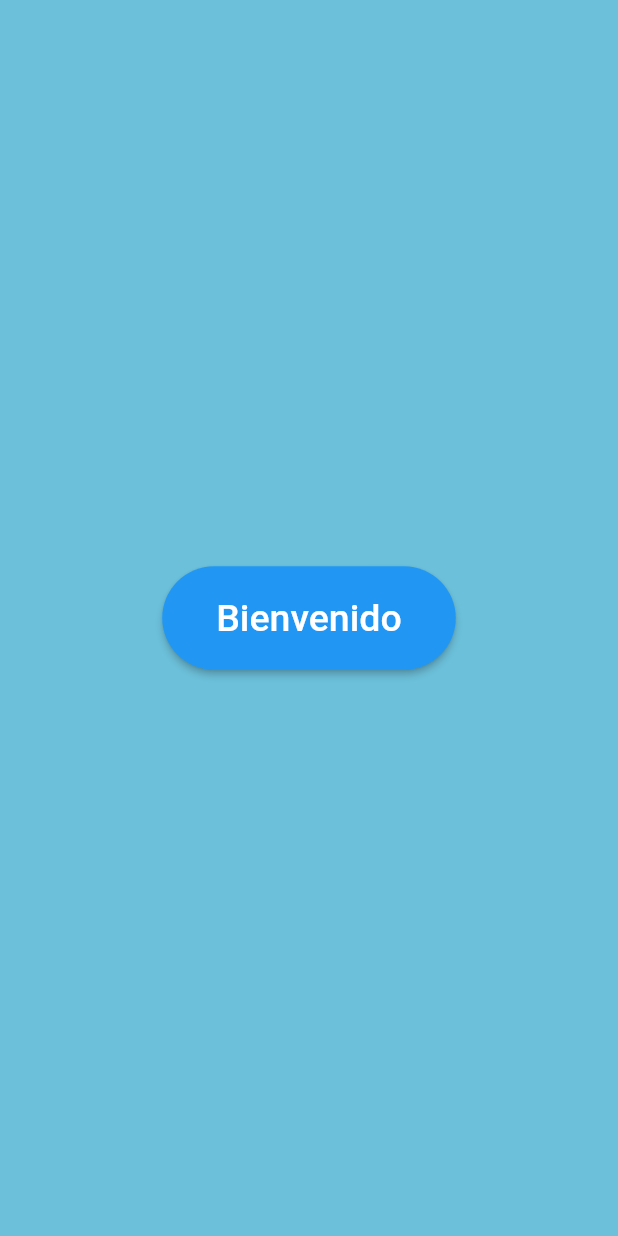
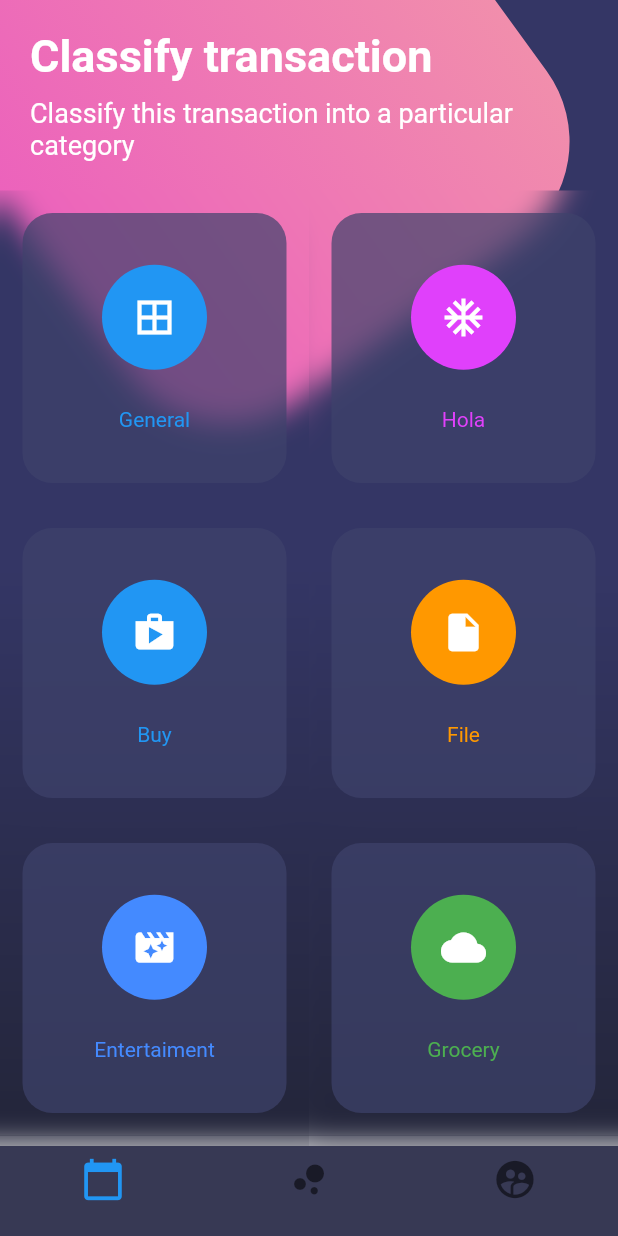
Before and after one commit to fmontalvoo/app_design, a Flutter app: the ScrollPage screen opened by its route, scrolled down 576 dp, after a tap on "Bienvenido", on a phone screen of 412 x 824 dp. Run offline on Flutter 3.47's test engine with Material 2 defaults, Android fonts, the phone set to English and light mode, and no system bars.

Commit message:
Curso flutter 137, 138, 139, 140, 141, 142

```diff
--- a/lib/main.dart
+++ b/lib/main.dart
@@ -1,23 +1,28 @@
 import 'package:flutter/material.dart';
+import 'package:flutter/services.dart';
 
 import 'package:app_design/src/pages/basic_design.dart';
 import 'package:app_design/src/pages/scroll_page.dart';
+import 'package:app_design/src/menu_page.dart';
 
 void main() => runApp(MyApp());
 
 class MyApp extends StatelessWidget {
   @override
   Widget build(BuildContext context) {
+    // SystemChrome.setSystemUIOverlayStyle(
+    //     SystemUiOverlayStyle.light.copyWith(statusBarColor: Colors.transparent));
+
     return MaterialApp(
       title: 'Flutter Demo',
       theme: ThemeData(
         primarySwatch: Colors.blue,
       ),
-      home: Center(),
-      initialRoute: 'scroll',
+      initialRoute: 'basico',
       routes: {
         'basico': (BuildContext context) => BasicDesign(),
         'scroll': (BuildContext context) => ScrollPage(),
+        'menu': (BuildContext context) => MenuPage(),
       },
     );
   }
--- /dev/null
+++ b/lib/src/menu_page.dart
@@ -0,0 +1,157 @@
+import 'dart:ui';
+import 'dart:math' as math;
+
+import 'package:flutter/material.dart';
+
+class MenuPage extends StatelessWidget {
+  @override
+  Widget build(BuildContext context) {
+    return Scaffold(
+      body: Stack(
+        children: <Widget>[
+          _background(context),
+          SingleChildScrollView(
+            child: Column(
+              children: <Widget>[_header(), _buttonMatrix()],
+            ),
+          )
+        ],
+      ),
+      bottomNavigationBar: _bottomNavigationBar(context),
+    );
+  }
+
+  Widget _header() {
+    return SafeArea(
+        child: Container(
+            padding: EdgeInsets.all(20.0),
+            child: Column(
+              crossAxisAlignment: CrossAxisAlignment.start,
+              children: <Widget>[
+                Text(
+                  'Classify transaction',
+                  style: TextStyle(
+                      color: Colors.white,
+                      fontSize: 30.0,
+                      fontWeight: FontWeight.bold),
+                ),
+                SizedBox(height: 10.0),
+                Text(
+                  'Classify this transaction into a particular category',
+                  style: TextStyle(color: Colors.white, fontSize: 18.0),
+                ),
+              ],
+            )));
+  }
+
+  Widget _background(BuildContext context) {
+    final size = MediaQuery.of(context).size;
+    final double lado = (500.0 * size.shortestSide) / 600.0;
+    final double top = (-90.0 * size.longestSide) / 760.0;
+
+    final gradiente = Container(
+      width: double.infinity,
+      height: double.infinity,
+      decoration: BoxDecoration(
+          gradient: LinearGradient(
+              begin: FractionalOffset(0.0, 0.5),
+              end: FractionalOffset(0.0, 1.0),
+              colors: [
+            Color.fromRGBO(52, 54, 101, 1.0),
+            Color.fromRGBO(35, 37, 57, 1.0)
+          ])),
+    );
+
+    final caja = Transform.rotate(
+      angle: -math.pi / 5,
+      child: Container(
+        width: lado,
+        height: lado,
+        decoration: BoxDecoration(
+            borderRadius: BorderRadius.circular(80.0),
+            gradient: LinearGradient(colors: [
+              Color.fromRGBO(236, 98, 188, 1.0),
+              Color.fromRGBO(241, 142, 172, 1.0)
+            ])),
+      ),
+    );
+
+    return Stack(
+      children: <Widget>[gradiente, Positioned(top: top, child: caja)],
+    );
+  }
+
+  Widget _bottomNavigationBar(BuildContext context) {
+    return Theme(
+      data: Theme.of(context).copyWith(
+          canvasColor: Color.fromRGBO(55, 57, 84, 1.0),
+          primaryColor: Colors.pinkAccent,
+          textTheme: Theme.of(context).textTheme.copyWith(
+              caption: TextStyle(color: Color.fromRGBO(116, 117, 152, 1.0)))),
+      child:
+          BottomNavigationBar(iconSize: 30.0, items: <BottomNavigationBarItem>[
+        BottomNavigationBarItem(
+            icon: Icon(Icons.calendar_today), title: Container()),
+        BottomNavigationBarItem(
+            icon: Icon(Icons.bubble_chart), title: Container()),
+        BottomNavigationBarItem(
+            icon: Icon(Icons.supervised_user_circle), title: Container()),
+      ]),
+    );
+  }
+
+  Widget _buttonMatrix() {
+    return Table(children: <TableRow>[
+      TableRow(children: <Widget>[
+        _button(Colors.blue, Icons.border_all, 'General'),
+        _button(Colors.purpleAccent, Icons.ac_unit, 'Hola')
+      ]),
+      TableRow(children: <Widget>[
+        _button(Colors.blue, Icons.shop, 'Buy'),
+        _button(Colors.orange, Icons.insert_drive_file, 'File')
+      ]),
+      TableRow(children: <Widget>[
+        _button(Colors.blueAccent, Icons.movie_filter, 'Entertaiment'),
+        _button(Colors.green, Icons.cloud, 'Grocery')
+      ]),
+      TableRow(children: <Widget>[
+        _button(Colors.red, Icons.collections, 'Photos'),
+        _button(Colors.teal, Icons.help_outline, 'Help')
+      ]),
+    ]);
+  }
+
+  Widget _button(Color color, IconData icon, String text) {
+    return ClipRRect(
+      child: BackdropFilter(
+        filter: ImageFilter.blur(sigmaX: 10.0, sigmaY: 10.0),
+        child: Container(
+          height: 180.0,
+          margin: EdgeInsets.all(15.0),
+          decoration: BoxDecoration(
+              color: Color.fromRGBO(62, 66, 107, .7),
+              borderRadius: BorderRadius.circular(20.0)),
+          child: Column(
+            mainAxisAlignment: MainAxisAlignment.center,
+            children: <Widget>[
+              CircleAvatar(
+                backgroundColor: color,
+                radius: 35.0,
+                child: Icon(
+                  icon,
+                  color: Colors.white,
+                  size: 30.0,
+                ),
+              ),
+              SizedBox(height: 25.0),
+              Text(
+                text,
+                style: TextStyle(color: color),
+              )
+            ],
+          ),
+        ),
+      ),
+    );
+  }
+}
--- a/lib/src/pages/basic_design.dart
+++ b/lib/src/pages/basic_design.dart
@@ -6,16 +6,14 @@ class BasicDesign extends StatelessWidget {
   Widget build(BuildContext context) {
     return Scaffold(
       body: SingleChildScrollView(
-        child: SafeArea(
           child: Column(
         children: <Widget>[
           _imageSection(),
           _titleSection(),
-            _buttonSection(),
+          _buttonSection(context),
           _textSection()
         ],
       )),
-      ),
     );
   }
 
@@ -54,12 +52,13 @@ class BasicDesign extends StatelessWidget {
     );
   }
 
-  Widget _buttonSection() {
+  Widget _buttonSection(BuildContext context) {
     return Row(
       mainAxisAlignment: MainAxisAlignment.spaceEvenly,
       children: <Widget>[
         _button(Icons.call, 'Llamar'),
-        _button(Icons.near_me, 'Ruta'),
+        _button(Icons.near_me, 'Ruta',
+            () => Navigator.pushNamed(context, 'scroll')),
         _button(Icons.share, 'Compartir'),
       ],
     );
@@ -80,12 +79,15 @@ class BasicDesign extends StatelessWidget {
     );
   }
 
-  Widget _button(IconData icon, String text) {
-    return Column(
+  Widget _button(IconData icon, String text, [Function onTap]) {
+    return GestureDetector(
+      child: Column(
         children: <Widget>[
           Icon(icon, size: 40.0, color: Colors.blueAccent),
           Text(text, style: TextStyle(fontSize: 16.0, color: Colors.blueAccent))
         ],
+      ),
+      onTap: onTap,
     );
   }
 }
--- a/lib/src/pages/scroll_page.dart
+++ b/lib/src/pages/scroll_page.dart
@@ -8,20 +8,18 @@ class ScrollPage extends StatelessWidget {
       body: PageView(
         pageSnapping: true,
         scrollDirection: Axis.vertical,
-        children: <Widget>[_pageOne(), _pageTwo()],
+        children: <Widget>[_pageOne(), _pageTwo(context)],
       ),
     );
   }
 
   Widget _pageOne() {
-    return SafeArea(
-      child: Stack(
+    return Stack(
       children: <Widget>[_backgroundColor(), _backgroundImage(), _content()],
-      ),
     );
   }
 
-  Widget _pageTwo() {
+  Widget _pageTwo(BuildContext context) {
     return Container(
       width: double.infinity,
       height: double.infinity,
@@ -36,7 +34,7 @@ class ScrollPage extends StatelessWidget {
                   const EdgeInsets.symmetric(horizontal: 20.0, vertical: 20.0),
               child: Text('Bienvenido', style: TextStyle(fontSize: 25.0)),
             ),
-            onPressed: () {}),
+            onPressed: () => Navigator.pushNamed(context, 'menu')),
       ),
     );
   }
@@ -61,7 +59,8 @@ class ScrollPage extends StatelessWidget {
   }
 
   Widget _content() {
-    return Padding(
+    return SafeArea(
+      child: Padding(
         padding: const EdgeInsets.symmetric(vertical: 20.0),
         child: Column(
           children: <Widget>[
@@ -71,6 +70,7 @@ class ScrollPage extends StatelessWidget {
             Icon(Icons.keyboard_arrow_down, color: Colors.white, size: 70.0)
           ],
         ),
+      ),
     );
   }
 }
```
Lines whose indentation alone changed are shown as unchanged.
